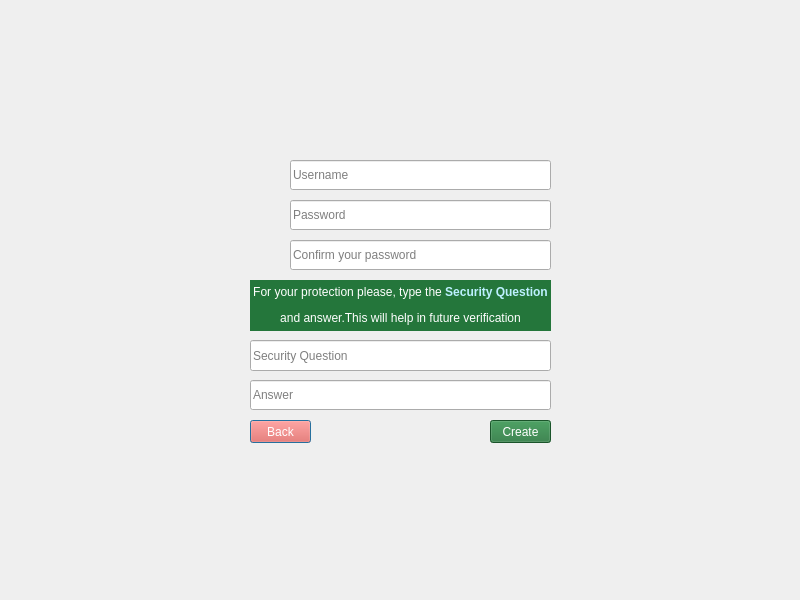
Before: the Qt Designer form LeonCam/NewProfile.ui in kazimierczak-robert/LeonCam, drawn with Qt 5.
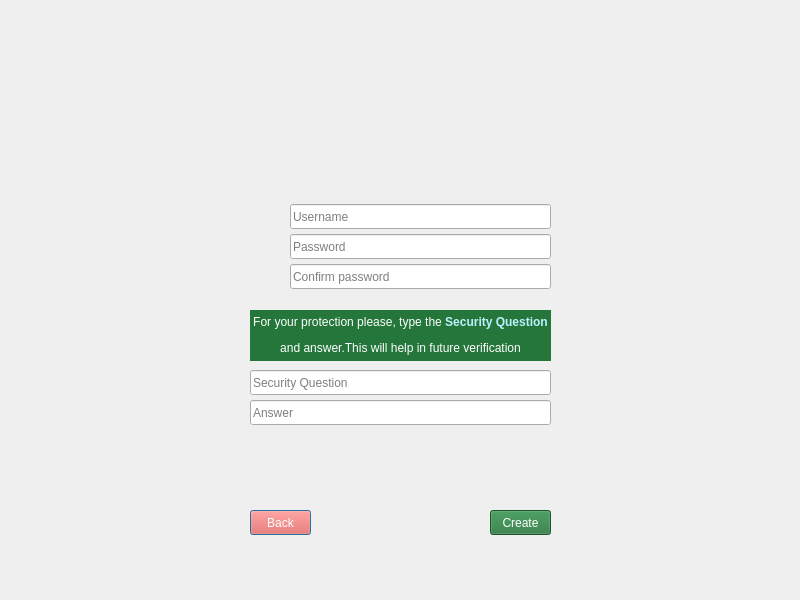
After: the same form once the commit is applied. Icons and pictures are not drawn.

Diff of the .ui file:
```diff
--- a/LeonCam/NewProfile.ui
+++ b/LeonCam/NewProfile.ui
@@ -53,7 +53,7 @@
    <property name="geometry">
     <rect>
      <x>250</x>
-     <y>280</y>
+     <y>310</y>
      <width>301</width>
      <height>51</height>
     </rect>
@@ -70,11 +70,17 @@
    <property name="geometry">
     <rect>
      <x>290</x>
-     <y>160</y>
+     <y>204</y>
      <width>261</width>
-     <height>30</height>
+     <height>25</height>
     </rect>
    </property>
+   <property name="text">
+    <string/>
+   </property>
+   <property name="maxLength">
+    <number>50</number>
+   </property>
    <property name="placeholderText">
     <string>Username</string>
    </property>
@@ -83,11 +89,14 @@
    <property name="geometry">
     <rect>
      <x>290</x>
-     <y>200</y>
+     <y>234</y>
      <width>261</width>
-     <height>30</height>
+     <height>25</height>
     </rect>
    </property>
+   <property name="text">
+    <string/>
+   </property>
    <property name="echoMode">
     <enum>QLineEdit::Password</enum>
    </property>
@@ -99,27 +108,33 @@
    <property name="geometry">
     <rect>
      <x>290</x>
-     <y>240</y>
+     <y>264</y>
      <width>261</width>
-     <height>30</height>
+     <height>25</height>
     </rect>
    </property>
+   <property name="text">
+    <string/>
+   </property>
    <property name="echoMode">
     <enum>QLineEdit::Password</enum>
    </property>
    <property name="placeholderText">
-    <string>Confirm your password</string>
+    <string>Confirm password</string>
    </property>
   </widget>
   <widget class="QLineEdit" name="LESecQuest">
    <property name="geometry">
     <rect>
      <x>250</x>
-     <y>340</y>
+     <y>370</y>
      <width>301</width>
-     <height>31</height>
+     <height>25</height>
     </rect>
    </property>
+   <property name="text">
+    <string/>
+   </property>
    <property name="placeholderText">
     <string>Security Question</string>
    </property>
@@ -128,11 +143,14 @@
    <property name="geometry">
     <rect>
      <x>250</x>
-     <y>380</y>
+     <y>400</y>
      <width>301</width>
-     <height>30</height>
+     <height>25</height>
     </rect>
    </property>
+   <property name="text">
+    <string/>
+   </property>
    <property name="placeholderText">
     <string>Answer</string>
    </property>
@@ -171,7 +189,7 @@
    <property name="geometry">
     <rect>
      <x>250</x>
-     <y>200</y>
+     <y>230</y>
      <width>31</width>
      <height>31</height>
     </rect>
@@ -200,9 +218,9 @@
    <property name="geometry">
     <rect>
      <x>250</x>
-     <y>420</y>
+     <y>510</y>
      <width>61</width>
-     <height>23</height>
+     <height>25</height>
     </rect>
    </property>
    <property name="styleSheet">
@@ -221,9 +239,9 @@
    <property name="geometry">
     <rect>
      <x>490</x>
-     <y>420</y>
+     <y>510</y>
      <width>61</width>
-     <height>23</height>
+     <height>25</height>
     </rect>
    </property>
    <property name="styleSheet">
```
Left out of the diff: 50 changed lines with no effect on the pictures.
